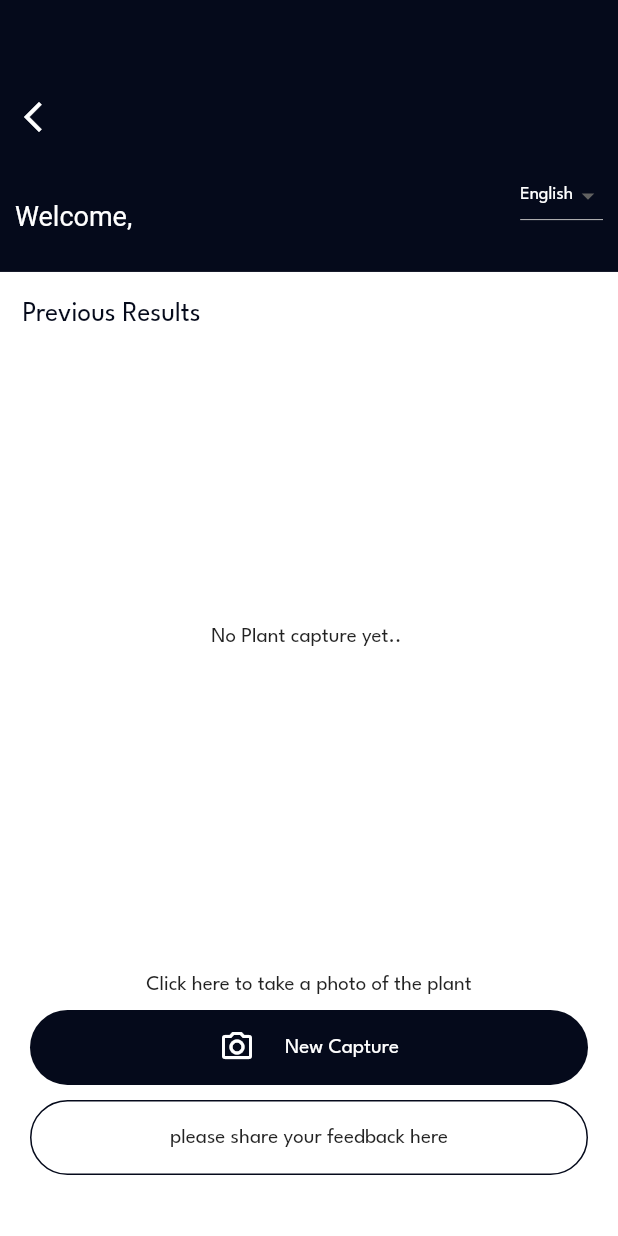
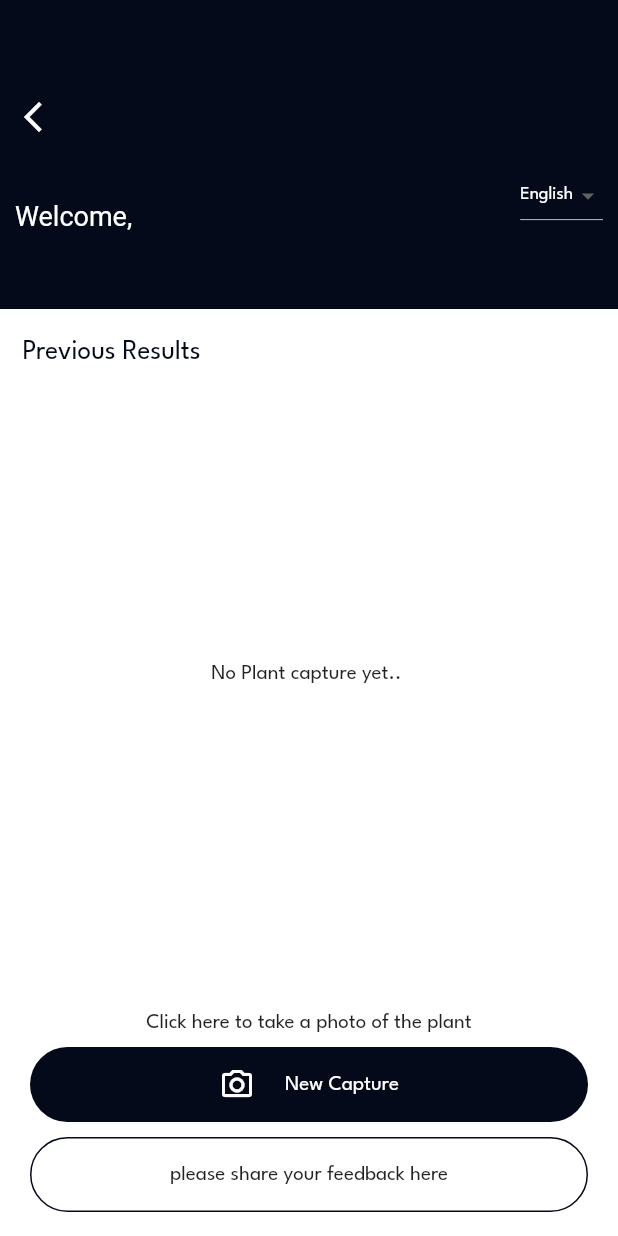
Before and after one commit to azino1/TomatoLeafProject, a Flutter app: the NewCaptureScreen screen opened by its route, on a phone screen of 412 x 824 dp. Run offline on Flutter 3.47's test engine with Material 2 defaults, Android fonts, the phone set to English and light mode, and no system bars; our stand-ins replace another_flushbar, cloud_firestore, firebase_core, go_router, hooks_riverpod, image_picker and 4 more; accounts and stored records are empty.

Commit message:
changed base url (#9)
* changed base url

* release version 2.0.0 + 3

```diff
--- /dev/null
+++ b/firestore.indexes.json
@@ -0,0 +1,4 @@
+{
+  "indexes": [],
+  "fieldOverrides": []
+}
--- a/lib/helpers/api_call.dart
+++ b/lib/helpers/api_call.dart
@@ -15,7 +15,7 @@ class ApiServices {
           await http.MultipartFile.fromPath('image', xFilePath);
       print("2");
       var request = http.MultipartRequest(
-          'POST', Uri.parse("http://18.133.228.129/predict"))
+          'POST', Uri.parse("http://209.145.54.217:8000/predict"))
         // ..fields.addAll(_body)
         ..headers.addAll(headers)
         ..files.add(multiPartFile);
--- a/lib/views/menu_screen.dart
+++ b/lib/views/menu_screen.dart
@@ -310,7 +310,7 @@ class _NewCaptureScreenState extends ConsumerState<NewCaptureScreen> {
       final user = ref.read(userProvider).mainUser;
       return Container(
         padding: const EdgeInsets.only(left: 10, right: 10, bottom: 20),
-        height: sizeDevice.height * 0.22,
+        height: sizeDevice.height * 0.25,
         decoration: BoxDecoration(color: primaryColor),
         child: Column(
           children: [
--- a/pubspec.yaml
+++ b/pubspec.yaml
@@ -16,7 +16,7 @@ publish_to: 'none' # Remove this line if you wish to publish to pub.dev
 # https://developer.apple.com/library/archive/documentation/General/Reference/InfoPlistKeyReference/Articles/CoreFoundationKeys.html
 # In Windows, build-name is used as the major, minor, and patch parts
 # of the product and file versions while build-number is used as the build suffix.
-version: 1.0.0+1
+version: 2.0.0+3
 
 environment:
   sdk: '>=2.19.4 <3.0.0'
```
Also changed, not shown: firebase.json (added), pubspec.lock, 4 other files.
